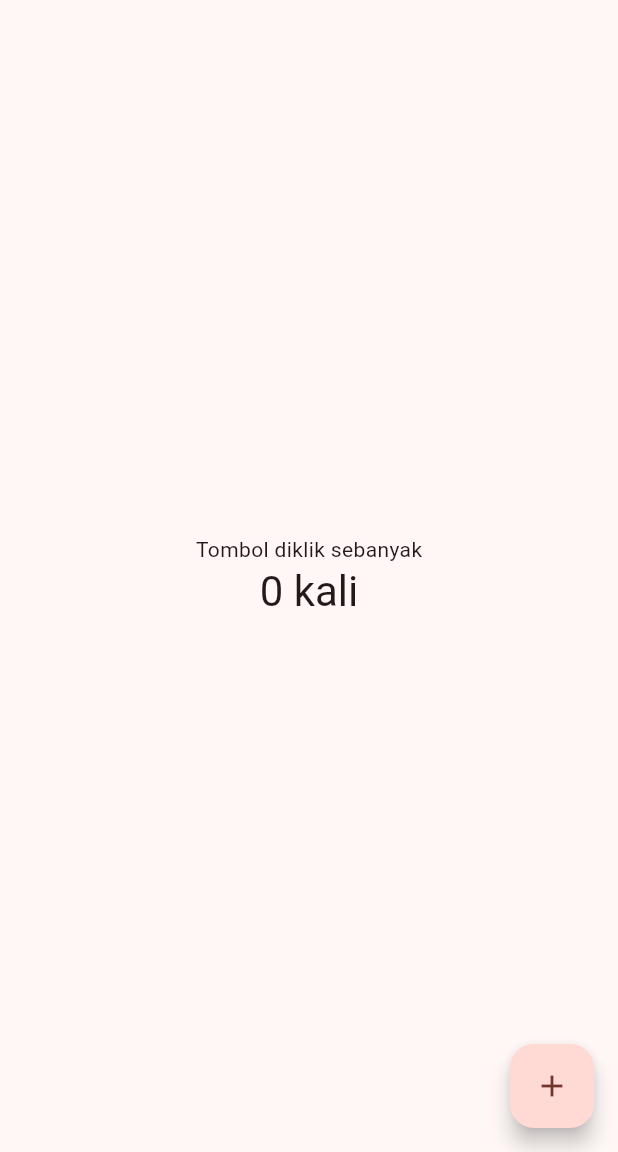
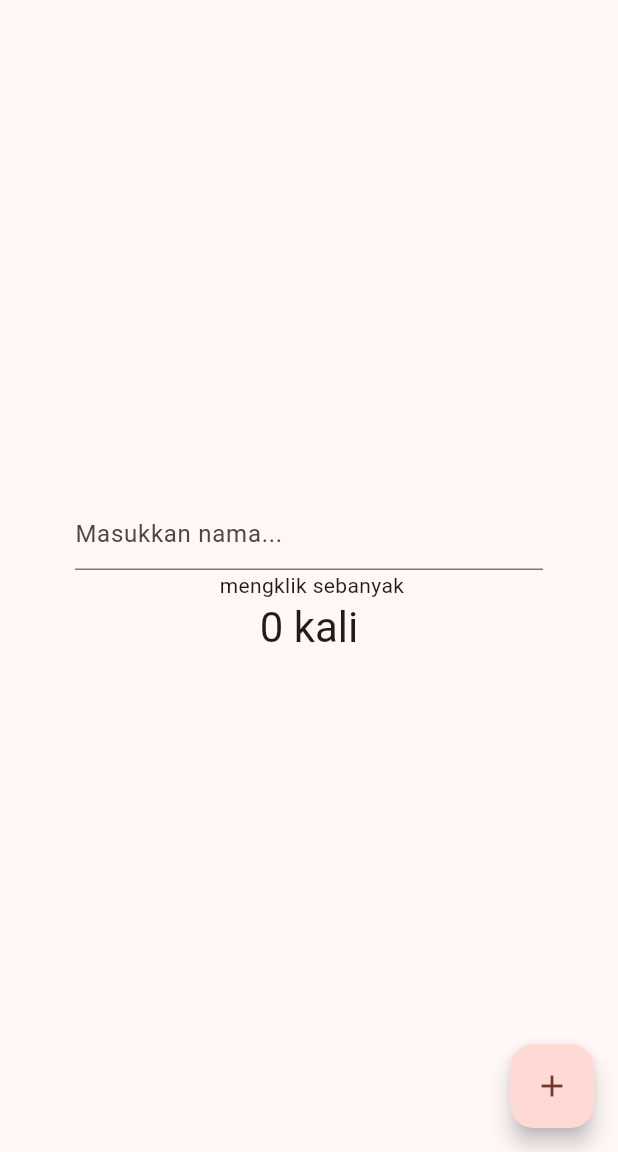
Before and after one commit to Agilistikmal/uty-mobile-web-service, a Flutter app: the screen it shows after launch, on a phone screen of 412 x 824 dp, the part 84-1236 px from its top. Run offline on Flutter 3.47's test engine with Material 3 defaults, Android fonts, the phone set to English and light mode, and no system bars.

```diff
--- a/widget_app/lib/main.dart
+++ b/widget_app/lib/main.dart
@@ -41,12 +41,19 @@ class MyHomePage extends StatefulWidget {
 
 class _MyHomePageState extends State<MyHomePage> {
   int _counter = 0;
+  String _name = "";
 
   void _incrementCounter() {
     setState(() {
       // Saat function ini dijalankan (dengan mengklik tombol)
       // maka nilai counter akan bertambah
       _counter++;
+    });
+  }
+
+  void _setName(String value) {
+    setState(() {
+      _name = value;
     });
   }
 
@@ -69,8 +76,17 @@ class _MyHomePageState extends State<MyHomePage> {
           // Bisa diatur posisinya
           mainAxisAlignment: MainAxisAlignment.center,
           children: <Widget>[
-            const Text(
-              'Tombol diklik sebanyak',
+            Padding(
+              padding: const EdgeInsets.symmetric(vertical: 0, horizontal: 50),
+              child: TextField(
+                decoration: const InputDecoration(hintText: "Masukkan nama..."),
+                onChanged: (value) {
+                  _setName(value);
+                },
+              ),
+            ),
+            Text(
+              '$_name mengklik sebanyak',
             ),
             Text(
               '$_counter kali',
```
Also changed, not shown: assets/textfield-1.jpg (added), assets/textfield-2.jpg (added), assets/textfield-3.jpg (added), 1 other file.
